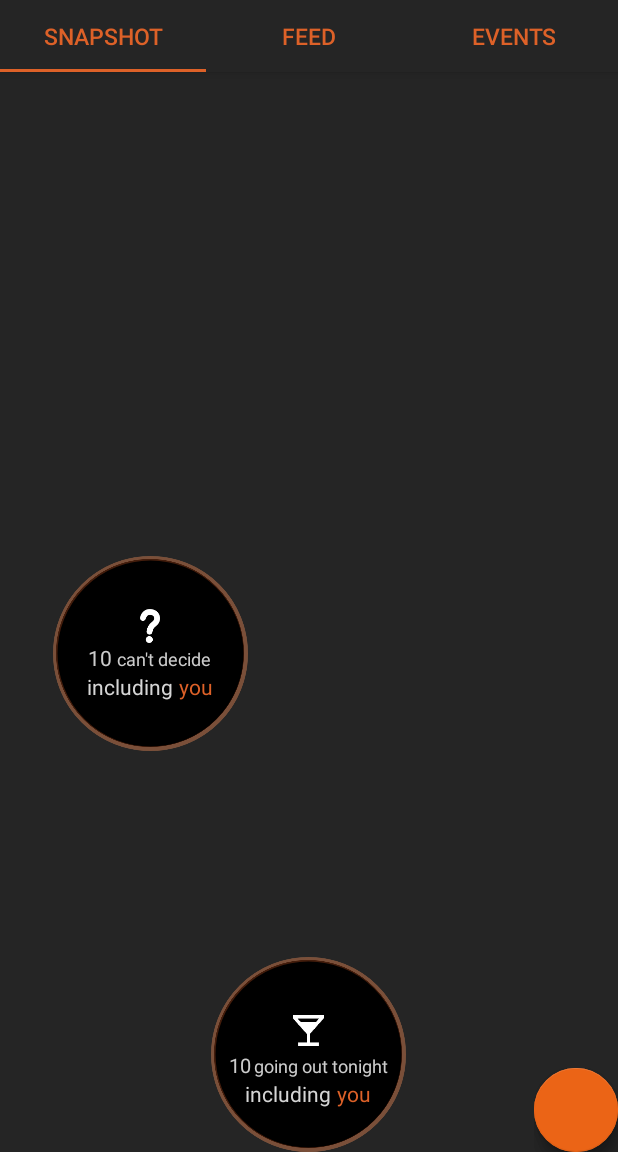
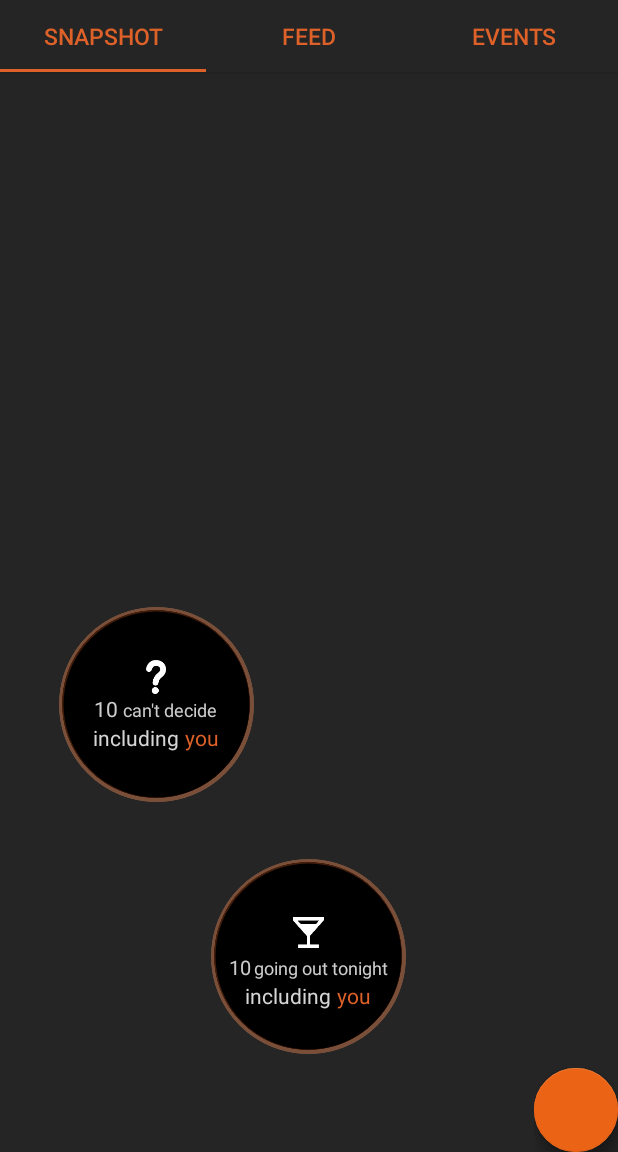
Before and after one commit to georgikoemdzhiev/Lust, an Android app: the SnapshotFragment screen opened directly, with no data from a screen before it, on a phone screen of 412 x 824 dp, the part 84-1236 px from its top. Run offline under Robolectric (Android 15) with nearby library versions, the phone set to English and light mode, and no system bars; libraries missing offline, so code that uses them is left out: com.getbase.floatingactionbutton; plain views replace FloatingActionButton, FloatingActionsMenu; 5 statements that could not run were skipped.

```diff
--- a/app/src/main/java/com/studentsins/lust/UI/SnapshotFragment.java
+++ b/app/src/main/java/com/studentsins/lust/UI/SnapshotFragment.java
@@ -1,6 +1,5 @@
 package com.studentsins.lust.UI;
 
-import android.animation.Animator;
 import android.animation.ObjectAnimator;
 import android.os.Bundle;
 import android.support.v4.app.Fragment;
@@ -12,6 +11,7 @@ import android.view.ViewGroup;
 import android.widget.ImageView;
 
 import com.studentsins.lust.R;
+import com.studentsins.lust.Utils.ListenerCollection;
 
 /**
  * This class will hold the functionality for the Snapshot fragment
@@ -22,28 +22,9 @@ public class SnapshotFragment extends Fragment {
     private int mPage;
     private static String TAG;
     private ImageView mCantDecideGg;
-    private CircleProgressBar mCantDecideProgressBar;
-    private ObjectAnimator cantDecideProgressAnimator;
-    private Animator.AnimatorListener progressBarAnimationListener =  new  Animator.AnimatorListener() {
-        @Override
-        public void onAnimationStart(Animator animator) {
-            mCantDecideProgressBar.setProgress(0);
-        }
-        @Override
-        public void onAnimationEnd(Animator animator) {
-            // Log.d(TAG, "onAnimationEnd");
-            if(mCantDecideProgressBar.getProgress() < 100){
-                mCantDecideProgressBar.setProgress(0);
-            }else {
-                mCantDecideProgressBar.setProgress(100);
-            }
-            //mNumSins.setText(numberOfSins+"");
-        }
-        @Override
-        public void onAnimationCancel(Animator animator) {}
-        @Override
-        public void onAnimationRepeat(Animator animator) {}
-    };
+    public static CircleProgressBar mCantDecideProgressBar;
+    public static ObjectAnimator cantDecideProgressAnimator;
+
     private View.OnTouchListener onTouchListener = new View.OnTouchListener() {
         @Override
         public boolean onTouch(View view, MotionEvent event) {
@@ -85,7 +66,7 @@ public class SnapshotFragment extends Fragment {
         //set up the project animator to animate the progress bar from 0 to 100
         cantDecideProgressAnimator = ObjectAnimator.ofFloat(mCantDecideProgressBar, "progress", 0.0f, 100.0f);
         //add the animation listener to the progress animator to check when the progress has started,finished...
-        cantDecideProgressAnimator.addListener(progressBarAnimationListener);
+        cantDecideProgressAnimator.addListener(ListenerCollection.progressBarAnimationListener);
         //set the duration of the animation to 1.2 seconds
         cantDecideProgressAnimator.setDuration(1200);
         Log.d("MainActivity", "onCreateView");
--- a/app/src/main/res/layout/fragment_snapshot_layout.xml
+++ b/app/src/main/res/layout/fragment_snapshot_layout.xml
@@ -9,23 +9,20 @@
 
    <android.support.v4.widget.NestedScrollView
        android:layout_width="match_parent"
-       android:layout_height="match_parent">
+       android:fillViewport = "true"
+       android:layout_height="match_parent"
+       app:layout_behavior="@string/appbar_scrolling_view_behavior">
 
     <RelativeLayout
         android:layout_width="match_parent"
         android:layout_height="match_parent">
-
-    </RelativeLayout>
-
-   </android.support.v4.widget.NestedScrollView>
-
         <RelativeLayout
             android:layout_width="wrap_content"
             android:layout_height="wrap_content"
             android:id="@+id/goingOutContainer"
+            android:layout_marginBottom="121dp"
             android:layout_alignParentBottom="true"
-           android:layout_centerHorizontal="true"
-           android:layout_marginBottom="56dp">
+            android:layout_centerHorizontal="true">
 
             <ImageView
                 android:id="@+id/going_out_grey_circle_bg"
@@ -121,16 +118,16 @@
 
 
         </RelativeLayout>
-
         <RelativeLayout
             android:layout_width="wrap_content"
             android:layout_height="wrap_content"
             android:id="@+id/cantDecideContainer"
-        android:layout_centerVertical="true"
+            android:layout_marginLeft="39dp"
+            android:layout_marginStart="39dp"
+            android:layout_above="@+id/goingOutContainer"
             android:layout_alignParentLeft="true"
             android:layout_alignParentStart="true"
-        android:layout_marginLeft="35dp"
-        android:layout_marginStart="35dp">
+            android:layout_marginBottom="38dp">
 
             <ImageView
                 android:id="@+id/cant_decide_grey_circle_bg"
@@ -224,5 +221,10 @@
             </LinearLayout>
 
         </RelativeLayout>
+    </RelativeLayout>
+   </android.support.v4.widget.NestedScrollView>
+
+
+
 
 </RelativeLayout>
```
Also changed, not shown: app/src/main/java/com/studentsins/lust/Utils/ListenerCollection.java (+23 -0 lines). Lines whose indentation alone changed are shown as unchanged.
